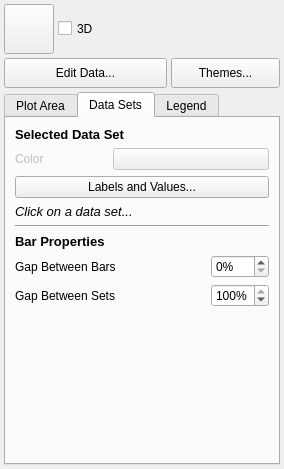
KDE/koffice-chartingshape, file kchart/shape/ChartConfigWidget.ui: the form before one commit.
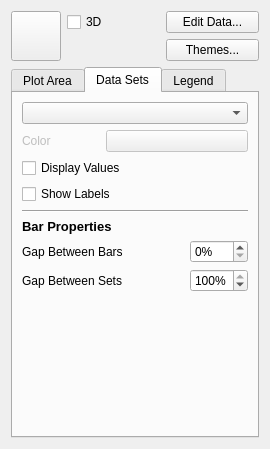
The form after the commit. The open tabs and pages were chosen to show the change. Icons and pictures are not drawn. Custom widgets are drawn as their Qt base class.

Commit message: Changes in the chart tool's GUI

What changed in the file:
```diff
--- a/kchart/shape/ChartConfigWidget.ui
+++ b/kchart/shape/ChartConfigWidget.ui
@@ -6,22 +6,16 @@
    <rect>
     <x>0</x>
     <y>0</y>
-    <width>284</width>
-    <height>469</height>
+    <width>270</width>
+    <height>449</height>
    </rect>
   </property>
   <property name="windowTitle" >
    <string>Form</string>
   </property>
+  <layout class="QGridLayout" >
+   <item rowspan="2" row="0" column="0" >
   <widget class="QPushButton" name="chartTypeMenu" >
-   <property name="geometry" >
-    <rect>
-     <x>4</x>
-     <y>4</y>
-     <width>50</width>
-     <height>50</height>
-    </rect>
-   </property>
    <property name="sizePolicy" >
     <sizepolicy vsizetype="Fixed" hsizetype="Fixed" >
      <horstretch>0</horstretch>
@@ -56,41 +50,30 @@
     </size>
    </property>
   </widget>
+   </item>
+   <item row="0" column="1" >
   <widget class="QCheckBox" name="threeDLook" >
-   <property name="geometry" >
-    <rect>
-     <x>58</x>
-     <y>17</y>
-     <width>222</width>
-     <height>23</height>
-    </rect>
-   </property>
    <property name="text" >
     <string>3D</string>
    </property>
   </widget>
+   </item>
+   <item row="0" column="2" >
   <widget class="QPushButton" name="editData" >
-   <property name="geometry" >
-    <rect>
-     <x>4</x>
-     <y>58</y>
-     <width>163</width>
-     <height>30</height>
-    </rect>
-   </property>
    <property name="text" >
     <string>Edit Data...</string>
    </property>
   </widget>
+   </item>
+   <item row="1" column="2" >
+    <widget class="QPushButton" name="pushButton_5" >
+     <property name="text" >
+      <string>Themes...</string>
+     </property>
+    </widget>
+   </item>
+   <item row="2" column="0" colspan="3" >
   <widget class="QTabWidget" name="tabWidget" >
-   <property name="geometry" >
-    <rect>
-     <x>4</x>
-     <y>92</y>
-     <width>276</width>
-     <height>373</height>
-    </rect>
-   </property>
    <property name="sizePolicy" >
     <sizepolicy vsizetype="Expanding" hsizetype="Expanding" >
      <horstretch>0</horstretch>
@@ -246,14 +229,7 @@
     </attribute>
     <layout class="QGridLayout" >
      <item row="0" column="0" colspan="3" >
-      <widget class="QLabel" name="label_6" >
-       <property name="text" >
-        <string>&lt;html>&lt;head>&lt;meta name="qrichtext" content="1" />&lt;style type="text/css">
-p, li { white-space: pre-wrap; }
-&lt;/style>&lt;/head>&lt;body style=" font-family:'Sans Serif'; font-size:10pt; font-weight:400; font-style:normal;">
-&lt;p style=" margin-top:0px; margin-bottom:0px; margin-left:0px; margin-right:0px; -qt-block-indent:0; text-indent:0px;">&lt;span style=" font-weight:600;">Selected Data Set&lt;/span>&lt;/p>&lt;/body>&lt;/html></string>
-       </property>
-      </widget>
+        <widget class="QComboBox" name="comboBox" />
      </item>
      <item row="1" column="0" >
       <widget class="QLabel" name="datasetColorLabel" >
@@ -273,25 +249,16 @@
       </widget>
      </item>
      <item row="2" column="0" colspan="3" >
-      <widget class="QPushButton" name="pushButton" >
-       <property name="sizePolicy" >
-        <sizepolicy vsizetype="Minimum" hsizetype="Minimum" >
-         <horstretch>0</horstretch>
-         <verstretch>0</verstretch>
-        </sizepolicy>
-       </property>
+        <widget class="QCheckBox" name="checkBox_6" >
        <property name="text" >
-        <string>Labels and Values...</string>
+          <string>Display Values</string>
        </property>
       </widget>
      </item>
-     <item row="3" column="0" colspan="2" >
-      <widget class="QLabel" name="selectDatasetNote" >
+       <item row="3" column="0" colspan="3" >
+        <widget class="QCheckBox" name="checkBox_7" >
        <property name="text" >
-        <string>&lt;html>&lt;head>&lt;meta name="qrichtext" content="1" />&lt;style type="text/css">
-p, li { white-space: pre-wrap; }
-&lt;/style>&lt;/head>&lt;body style=" font-family:'Sans Serif'; font-size:10pt; font-weight:400; font-style:normal;">
-&lt;p style=" margin-top:0px; margin-bottom:0px; margin-left:0px; margin-right:0px; -qt-block-indent:0; text-indent:0px;">&lt;span style=" font-style:italic;">Click on a data set...&lt;/span>&lt;/p>&lt;/body>&lt;/html></string>
+          <string>Show Labels</string>
        </property>
       </widget>
      </item>
@@ -472,19 +439,8 @@
     </layout>
    </widget>
   </widget>
-  <widget class="QPushButton" name="pushButton_5" >
-   <property name="geometry" >
-    <rect>
-     <x>171</x>
-     <y>58</y>
-     <width>109</width>
-     <height>30</height>
-    </rect>
-   </property>
-   <property name="text" >
-    <string>Themes...</string>
-   </property>
-  </widget>
+   </item>
+  </layout>
  </widget>
  <customwidgets>
   <customwidget>
```
Left out of the diff: 2 changed lines with no effect on the pictures. Lines whose indentation alone changed are shown as unchanged.
